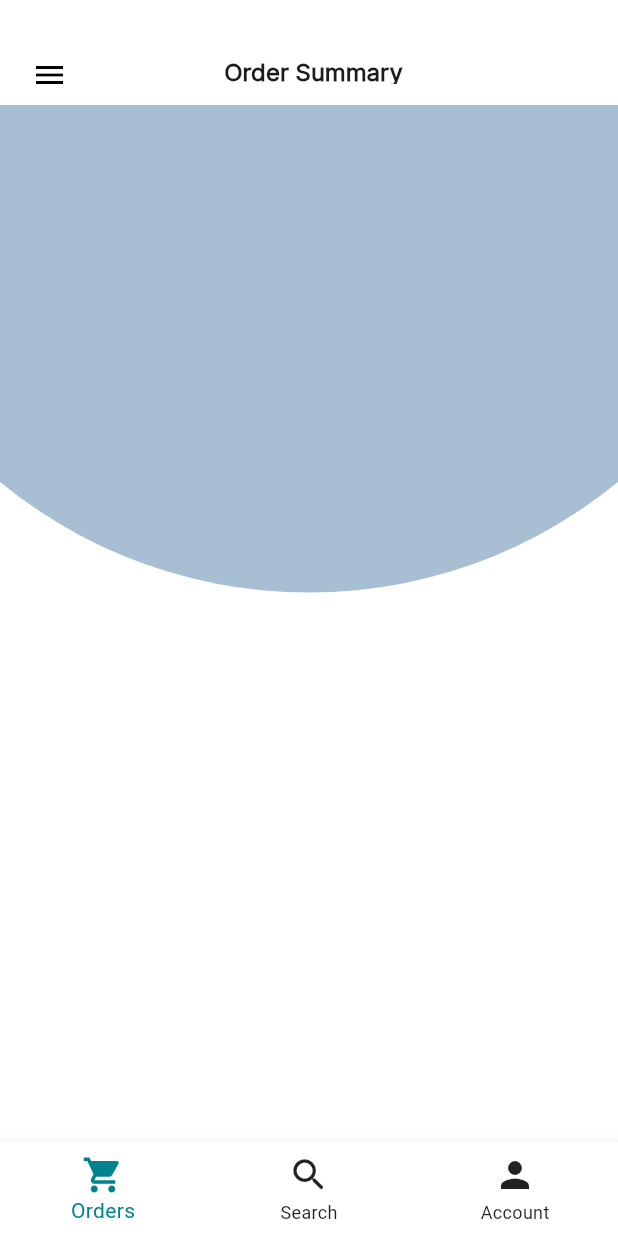
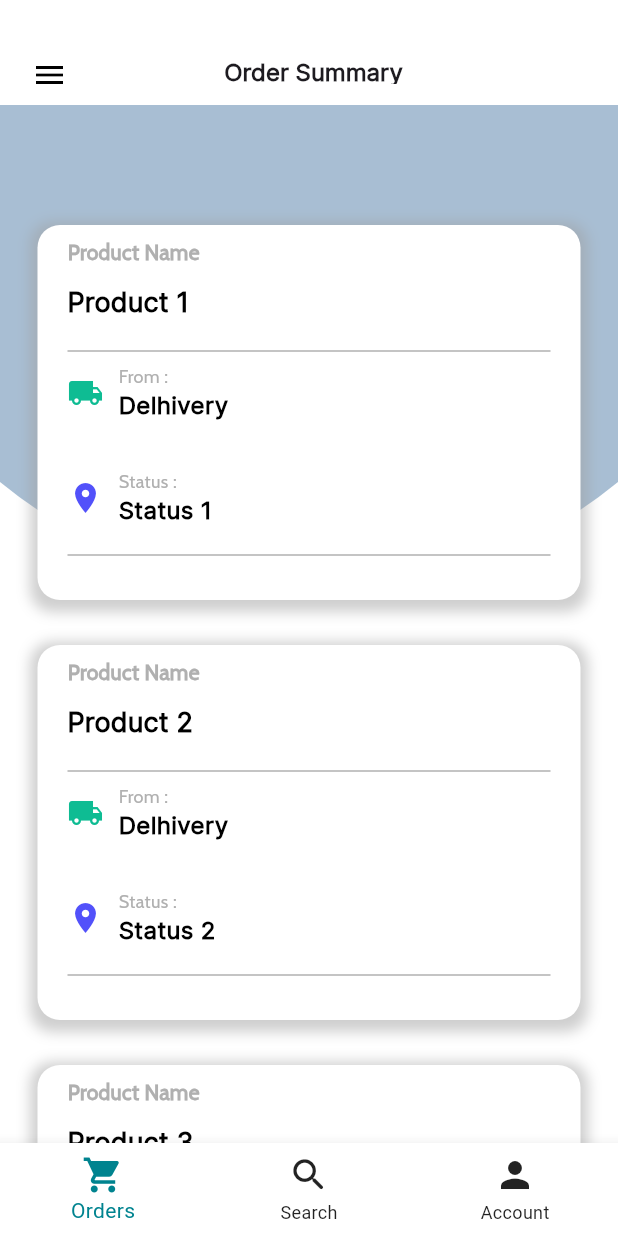
Before and after one commit to hardikkalia/dass-project, a Flutter app: the BottomBar screen opened by its route, on a phone screen of 412 x 824 dp. Run offline on Flutter 3.47's test engine with Material 3 defaults, Android fonts, the light colour scheme and no system bars; our stand-ins replace pin_code_fields, shared_preferences; accounts and stored records are empty.

Commit message:
Orders Display

```diff
--- a/code/cart_genie/lib/constants/global_variables.dart
+++ b/code/cart_genie/lib/constants/global_variables.dart
@@ -17,5 +17,8 @@ class GlobalVariables {
   static Color greyBackgroundColor = Color(0xFF00417E).withOpacity(0.34);
   static var selectedNavBarColor = Colors.cyan[800]!;
   static const unselectedNavBarColor = Colors.black87;
+  static const textgrey = Color(0xFFB0B0B0);
   static const appBarColor = Color(0xFF0081FB);
+  static const shippingColor = Color(0xFF0EBC93);
+  static const locationColor = Color(0xFF5251FA);
 }
--- a/code/cart_genie/lib/features/cart/screens/cart_screen.dart
+++ b/code/cart_genie/lib/features/cart/screens/cart_screen.dart
@@ -1,3 +1,6 @@
+import 'package:cart_genie/common/widgets/drawer.dart';
+import 'package:cart_genie/features/cart/widgets/no_order.dart';
+import 'package:cart_genie/features/cart/widgets/orders.dart';
 import 'package:cart_genie/features/faq/screens/faq_screen.dart';
 import 'package:flutter/material.dart';
 import 'package:cart_genie/common/widgets/background.dart';
@@ -12,6 +15,7 @@ class CartScreen extends StatefulWidget {
 }
 
 class _CartScreenState extends State<CartScreen> {
+  int n = 4;
 
   @override
   Widget build(BuildContext context) {
@@ -40,7 +44,7 @@ class _CartScreenState extends State<CartScreen> {
             ),
           ),
           leading: Padding(
-            padding: const EdgeInsets.only(top: 30, left: 10), // Adjust top and left padding as needed
+            padding: const EdgeInsets.only(top: 30, left: 10),
             child: Builder(
               builder: (BuildContext context) {
                 return IconButton(
@@ -54,47 +58,40 @@ class _CartScreenState extends State<CartScreen> {
           ),
         ),
       ),
-      drawer: Padding(
-        padding: const EdgeInsets.only(top: 0), // Adjust the top padding as needed
-        child: Drawer(
-          child: ListView(
-            padding: EdgeInsets.zero,
-            children: [
-              DrawerHeader(
-                decoration: BoxDecoration(
-                  color: GlobalVariables.backgroundColor,
-                ),
-                child: Text(
-                  'Drawer Header',
-                  style: TextStyle(
-                    color: Colors.white,
-                    fontSize: 24,
-                  ),
-                ),
-              ),
-              ListTile(
-                title: Text('FAQs'),
-                onTap: () {
-                  Navigator.push(
-                    context,
-                    MaterialPageRoute(
-                        builder: (context) => FAQScreen()),
-                  );
-                },
-              ),
-            ],
-          ),
-        ),
-      ),
+
+      drawer: DrawerWidget(),
       body: Stack(
         children: [
           Column(
             children: [
               Semicircle(
-                radius: 325, // Adjust the height as per your requirement
-                color: GlobalVariables.greyBackgroundColor, // Set the color of the semicircle
+                radius: 325,
+                color: GlobalVariables.greyBackgroundColor,
               ),
             ],
+          ),
+          SingleChildScrollView(
+            child: Padding(
+              padding: const EdgeInsets.fromLTRB(25, 50, 25, 0),
+              child: n > 0
+                  ? Column(
+                  children: [
+                  for (int i = 1; i <= n; i++)
+                    Column(
+                      children: [
+                        const SizedBox(height: 30),
+                        Orders(
+                          onPressed: () {},
+                          product: "Product $i",
+                          delivery: "Delhivery",
+                          status: "Status $i",
+                        ),
+                      ],
+                    ),
+                ],
+              )
+                  : NoOrders(),
+            ),
           ),
         ],
       ),
--- /dev/null
+++ b/code/cart_genie/lib/features/cart/widgets/orders.dart
@@ -0,0 +1,161 @@
+import 'package:flutter/material.dart';
+import 'package:cart_genie/constants/global_variables.dart';
+
+class Orders extends StatelessWidget {
+  final VoidCallback onPressed;
+  final String product;
+  final String delivery;
+  final String status;
+
+  const Orders({
+    Key? key,
+    required this.onPressed,
+    required this.product,
+    required this.delivery,
+    required this.status,
+  }) : super(key: key);
+
+  @override
+  Widget build(BuildContext context) {
+    return Container(
+      width: 400,
+      height: 250,
+      decoration: BoxDecoration(
+        color: GlobalVariables.backgroundColor,
+        borderRadius: BorderRadius.circular(15),
+        boxShadow: [
+          BoxShadow(
+            color: Colors.grey.withOpacity(0.5),
+            spreadRadius: 5,
+            blurRadius: 7,
+            offset: Offset(0, 3),
+          ),
+        ],
+      ),
+      child: Container(
+        width: 400,
+        child: Column(
+          crossAxisAlignment: CrossAxisAlignment.start,
+          children: [
+            Padding(
+              padding: const EdgeInsets.only(left: 20.0, top: 8.0),
+              child: Text(
+                'Product Name',
+                style: TextStyle(
+                  fontFamily: 'Cabin',
+                  fontSize: 14.0,
+                  fontWeight: FontWeight.bold,
+                  color: GlobalVariables.textgrey,
+                ),
+              ),
+            ),
+            Padding(
+              padding: const EdgeInsets.symmetric(horizontal: 8.0),
+              child: TextButton(
+                onPressed: onPressed,
+                child: Text(
+                  product,
+                  style: TextStyle(
+                    fontFamily: 'Inter',
+                    fontSize: 18.0,
+                    fontWeight: FontWeight.w900,
+                    color: Colors.black,
+                  ),
+                ),
+              ),
+            ),
+            Divider(
+              color: GlobalVariables.textgrey,
+              thickness: 1,
+              indent: 20,
+              endIndent: 20,
+            ),
+            Padding(
+              padding: const EdgeInsets.symmetric(horizontal: 20.0),
+              child: Row(
+                children: [
+                  Icon(Icons.local_shipping, color: GlobalVariables.shippingColor), // Icon for "From"
+                  SizedBox(width: 10),
+                  Column(
+                    crossAxisAlignment: CrossAxisAlignment.start,
+                    children: [
+                      Text(
+                        'From :',
+                        style: TextStyle(
+                          fontFamily: 'Cabin',
+                          fontSize: 12.0,
+                          fontWeight: FontWeight.normal,
+                          color: GlobalVariables.textgrey,
+                        ),
+                      ),
+                      Text(
+                        delivery,
+                        style: TextStyle(
+                          fontFamily: 'Inter',
+                          fontSize: 16.0,
+                          fontWeight: FontWeight.bold,
+                          color: Colors.black,
+                        ),
+                      ),
+                    ],
+                  )
+
+                ],
+              ),
+            ),
+            // Padding(
+            //   padding: const EdgeInsets.symmetric(horizontal: 20.0),
+            //   child:
+            // ),
+            const SizedBox(height: 30),
+
+            Padding(
+              padding: const EdgeInsets.symmetric(horizontal: 20.0),
+              child: Row(
+                children: [
+                  Icon(Icons.location_on, color: GlobalVariables.locationColor), // Icon for "Delivery"
+                  SizedBox(width: 10),
+                  Column(
+                    crossAxisAlignment: CrossAxisAlignment.start,
+                    children: [
+                        Text(
+                          'Status :',
+                          style: TextStyle(
+                            fontFamily: 'Cabin',
+                            fontSize: 12.0,
+                            fontWeight: FontWeight.normal,
+                            color: GlobalVariables.textgrey,
+                          ),
+                        ),
+                      Text(
+                        status,
+                        style: TextStyle(
+                          fontFamily: 'Inter',
+                          fontSize: 16.0,
+                          fontWeight: FontWeight.bold,
+                          color: Colors.black,
+                        ),
+                      ),
+
+                ],
+              ),
+              ],
+            ),
+            ),
+            // Padding(
+            //   padding: const EdgeInsets.symmetric(horizontal: 52.0),
+            //   child:
+            // ),
+            const SizedBox (height: 10),
+            Divider(
+              color: GlobalVariables.textgrey,
+              thickness: 1,
+              indent: 20,
+              endIndent: 20,
+            ),
+          ],
+        ),
+      ),
+    );
+  }
+}
--- a/code/cart_genie/lib/features/faq/screens/faq_screen.dart
+++ b/code/cart_genie/lib/features/faq/screens/faq_screen.dart
@@ -37,11 +37,6 @@ class _FAQScreenState extends State<FAQScreen> {
           title: Row(
             // mainAxisAlignment: MainAxisAlignment.spaceEvenly,
             children: [
-              // Container(
-              //   height: 100,
-              //   padding: const EdgeInsets.only(left: 05, right: 145, top: 40),
-              //   child: Icon(Icons.arrow_back),
-              // ),
               Container(
                 height: 100,
                 padding: const EdgeInsets.only(top: 40, left: 110, right: 50),
```
Also changed, not shown: code/cart_genie/lib/common/widgets/custom_bottom.dart (+0 -43 lines), code/cart_genie/lib/common/widgets/drawer.dart (added, +40 -0 lines), code/cart_genie/lib/features/cart/widgets/no_order.dart (added, +61 -0 lines), code/cart_genie/lib/features/faq/widgets/ans_text.dart (+8 -5 lines), code/cart_genie/lib/features/faq/widgets/q_text.dart (+9 -5 lines), code/cart_genie/lib/features/profile/screens/profile_screen.dart (+12 -41 lines), code/cart_genie/lib/features/search/screens/search_screen.dart (+2 -32 lines), code/cart_genie/pubspec.yaml (+6 -2 lines), code/cart_genie/assets/images/NoOrder.png (added), code/cart_genie/fonts/Cabin-Regular.ttf (added).
